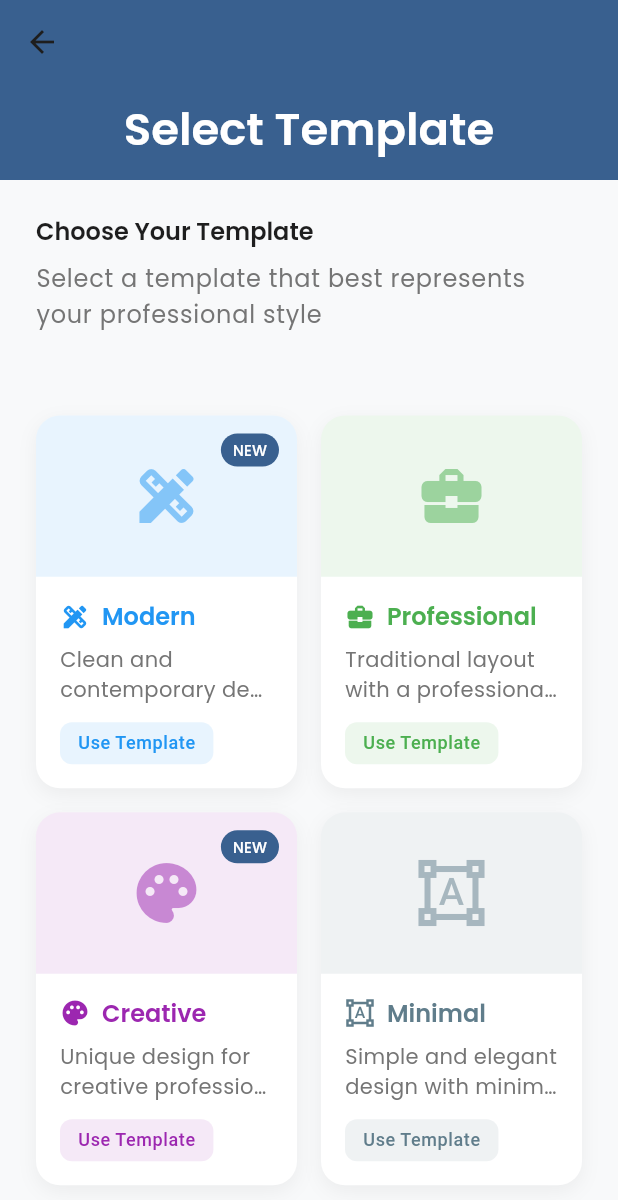
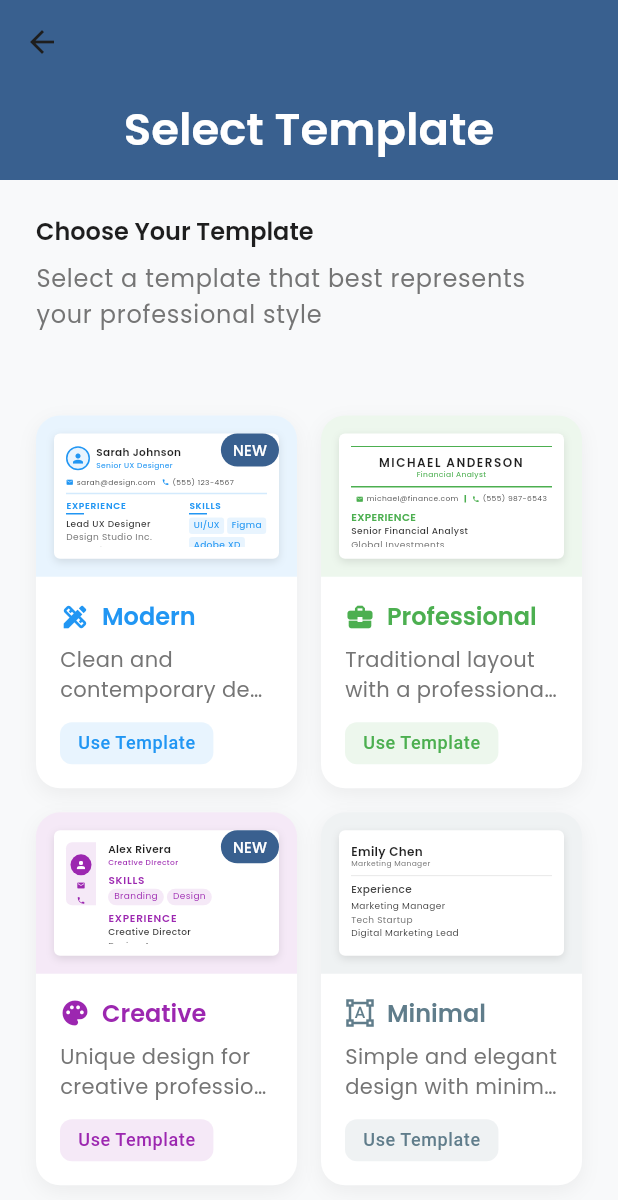
Before and after one commit to chamudithaperera/Flutter-Dart-project-07-Resume_Maker, a Flutter app: the SelectTemplatePage screen opened directly, on a phone screen of 412 x 824 dp. Shown: the top 1200 px of the screen. Run offline on Flutter 3.47's test engine with Material 3 defaults, Android fonts, the light colour scheme and no system bars; our stand-ins replace font_awesome_flutter, google_fonts, image_picker, pdf.

Commit message:
Refactor SelectTemplatePage to improve template card layout
- Replaced the icon display with a ResumePreviewCard for enhanced visual representation of templates.
- Added padding around the card for better spacing and user experience.
- Updated the card to include template name and accent color for improved information display.

```diff
--- a/resume_maker/lib/screens/select_template_page.dart
+++ b/resume_maker/lib/screens/select_template_page.dart
@@ -794,11 +794,14 @@ class SelectTemplatePage extends StatelessWidget {
                     ),
                     child: Stack(
                       children: [
-                        Center(
-                          child: Icon(
-                            icon,
-                            size: 48,
-                            color: color.withOpacity(0.5),
+                        Padding(
+                          padding: const EdgeInsets.all(12),
+                          child: Center(
+                            child: ResumePreviewCard(
+                              accentColor:
+                                  '#${color.value.toRadixString(16).substring(2)}',
+                              templateName: name,
+                            ),
                           ),
                         ),
                         if (isNew)
```
